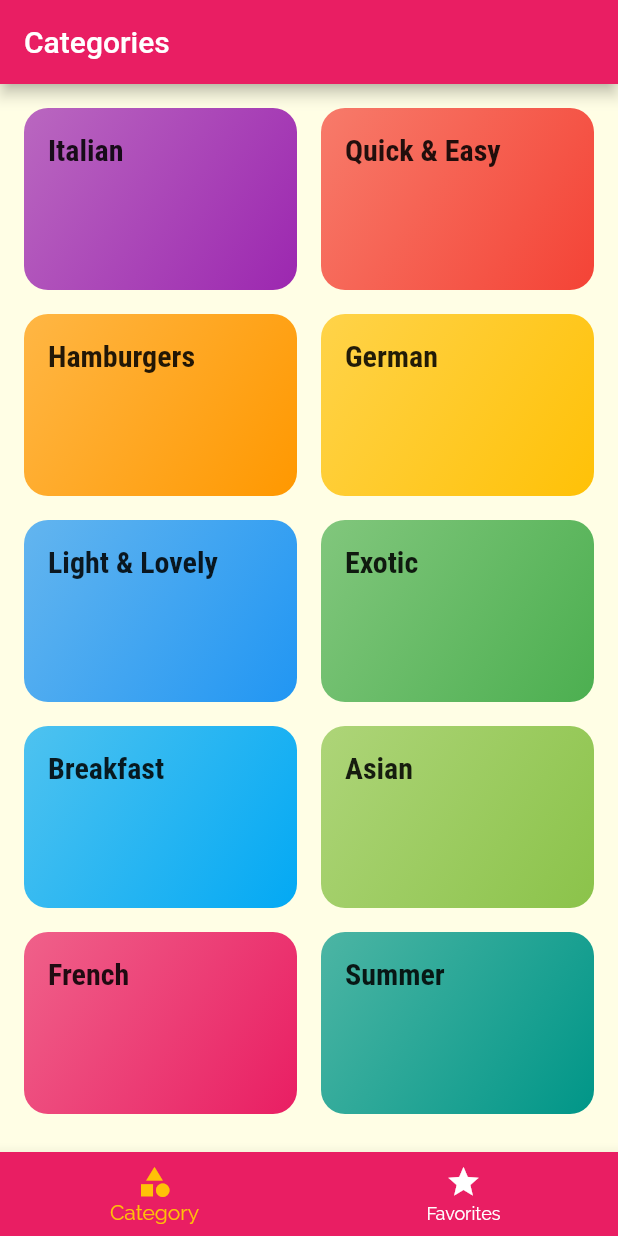
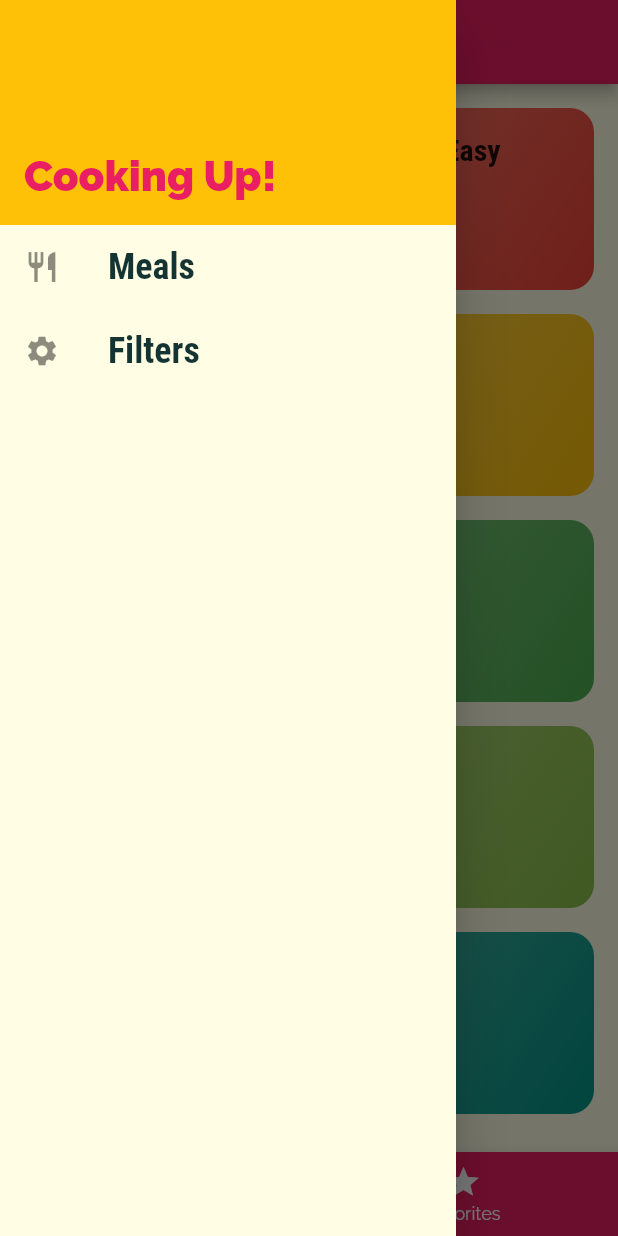
Before and after one commit to FadyFawzyOfficial/meals, a Flutter app: the screen it shows after launch, with the side drawer open (before the commit the screen has no drawer), on a phone screen of 412 x 824 dp. Run offline on Flutter 3.47's test engine with Material 2 defaults, Android fonts, the phone set to English and light mode, and no system bars.

Commit message:
4. Build Side Menu (Custom Drawer)

```diff
--- a/lib/screens/tabs_screen.dart
+++ b/lib/screens/tabs_screen.dart
@@ -1,5 +1,6 @@
 import 'package:flutter/material.dart';
 
+import '../widgets/main_drawer.dart';
 import 'categories_screen.dart';
 import 'favorites_screen.dart';
 
@@ -29,6 +30,7 @@ class _TabsScreenState extends State<TabsScreen> {
   Widget build(BuildContext context) {
     return Scaffold(
       appBar: AppBar(title: Text(_screens[_currentIndex]['title'] as String)),
+      drawer: const MainDrawer(),
       body: _screens[_currentIndex]['screen'] as Widget,
       bottomNavigationBar: BottomNavigationBar(
         onTap: _onTap,
--- /dev/null
+++ b/lib/widgets/main_drawer.dart
@@ -0,0 +1,47 @@
+import 'package:flutter/material.dart';
+
+class MainDrawer extends StatelessWidget {
+  const MainDrawer({super.key});
+
+  @override
+  Widget build(BuildContext context) {
+    return Drawer(
+      child: Column(
+        children: [
+          Container(
+            height: 150,
+            width: double.infinity,
+            color: Theme.of(context).accentColor,
+            padding: const EdgeInsets.all(16),
+            alignment: AlignmentDirectional.bottomStart,
+            child: Text(
+              'Cooking Up!',
+              style: TextStyle(
+                color: Theme.of(context).primaryColor,
+                fontSize: 28,
+                fontWeight: FontWeight.w900,
+              ),
+            ),
+          ),
+          buildListTile(Icons.restaurant, 'Meals'),
+          buildListTile(Icons.settings, 'Filters'),
+        ],
+      ),
+    );
+  }
+
+  ListTile buildListTile(IconData icon, String label) {
+    return ListTile(
+      leading: Icon(icon),
+      title: Text(
+        label,
+        style: const TextStyle(
+          fontFamily: 'RobotoCondensed',
+          fontSize: 24,
+          fontWeight: FontWeight.bold,
+        ),
+      ),
+      onTap: () {},
+    );
+  }
+}
```
